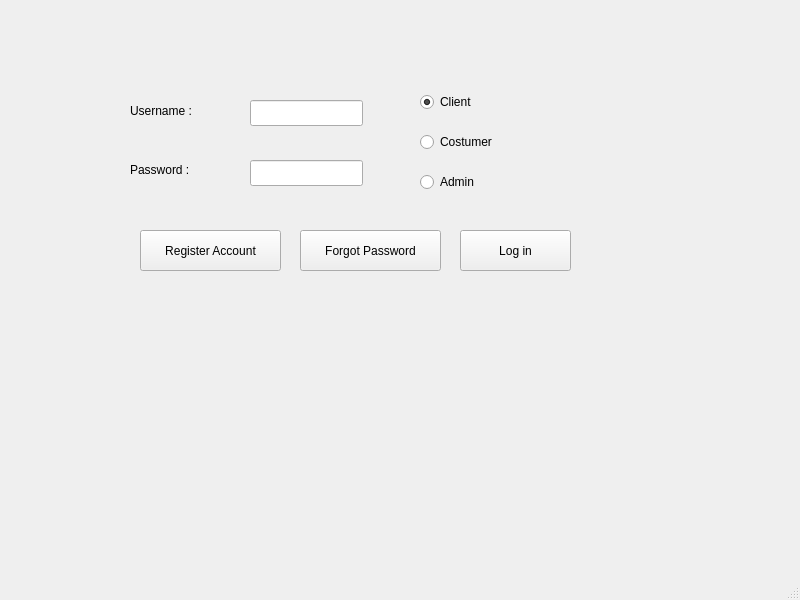
Qt form AP/login.ui (AP-projects-4001/Guys) before a commit.
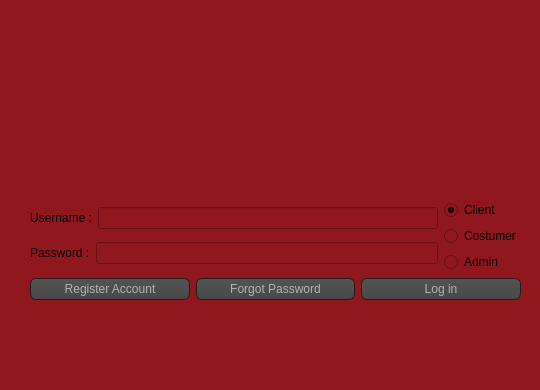
The same form after that commit.

What changed in the file:
```diff
--- a/AP/login.ui
+++ b/AP/login.ui
@@ -6,152 +6,180 @@
    <rect>
     <x>0</x>
     <y>0</y>
-    <width>800</width>
-    <height>600</height>
+    <width>540</width>
+    <height>390</height>
    </rect>
   </property>
+  <property name="minimumSize">
+   <size>
+    <width>540</width>
+    <height>390</height>
+   </size>
+  </property>
+  <property name="maximumSize">
+   <size>
+    <width>540</width>
+    <height>390</height>
+   </size>
+  </property>
   <property name="windowTitle">
    <string>Login</string>
   </property>
+  <property name="styleSheet">
+   <string notr="true">QWidget
+{
+    background-color: rgb(145, 23, 31);
+}
+QPushButton
+{
+    color: #b1b1b1;
+    background-color: QLinearGradient( x1: 0, y1: 0, x2: 0, y2: 1, stop: 0 #565656, stop: 0.1 #525252, stop: 0.5 #4e4e4e, stop: 0.9 #4a4a4a, stop: 1 #464646);
+    border-width: 1px;
+    border-color: #1e1e1e;
+    border-style: solid;
+    border-radius: 6;
+    padding: 3px;
+    font-size: 12px;
+    padding-left: 5px;
+    padding-right: 5px;
+}
+QPushButton:pressed
+{
+    background-color: QLinearGradient( x1: 0, y1: 0, x2: 0, y2: 1, stop: 0 #2d2d2d, stop: 0.1 #2b2b2b, stop: 0.5 #292929, stop: 0.9 #282828, stop: 1 #252525);
+}
+</string>
+  </property>
   <widget class="QWidget" name="centralwidget">
-   <widget class="QLabel" name="label">
+   <widget class="QLabel" name="label_3">
     <property name="geometry">
      <rect>
-      <x>130</x>
-      <y>100</y>
-      <width>131</width>
-      <height>21</height>
+      <x>40</x>
+      <y>10</y>
+      <width>451</width>
+      <height>141</height>
      </rect>
     </property>
     <property name="text">
-     <string>Username :</string>
+     <string/>
     </property>
    </widget>
-   <widget class="QLabel" name="label_2">
+   <widget class="QWidget" name="gridLayoutWidget">
     <property name="geometry">
      <rect>
-      <x>130</x>
+      <x>30</x>
       <y>160</y>
-      <width>81</width>
-      <height>20</height>
+      <width>491</width>
+      <height>181</height>
      </rect>
     </property>
-    <property name="text">
-     <string>Password :</string>
-    </property>
-   </widget>
-   <widget class="QLineEdit" name="lineEdit_user">
-    <property name="geometry">
-     <rect>
-      <x>250</x>
-      <y>100</y>
-      <width>113</width>
-      <height>26</height>
-     </rect>
-    </property>
-   </widget>
-   <widget class="QLineEdit" name="lineEdit_password">
-    <property name="geometry">
-     <rect>
-      <x>250</x>
-      <y>160</y>
-      <width>113</width>
-      <height>26</height>
-     </rect>
-    </property>
-    <property name="echoMode">
-     <enum>QLineEdit::Password</enum>
-    </property>
-   </widget>
-   <widget class="QPushButton" name="register_pushButton">
-    <property name="geometry">
-     <rect>
-      <x>140</x>
-      <y>230</y>
-      <width>141</width>
-      <height>41</height>
-     </rect>
-    </property>
-    <property name="text">
-     <string>Register Account</string>
-    </property>
-   </widget>
-   <widget class="QPushButton" name="pushButton">
-    <property name="geometry">
-     <rect>
-      <x>460</x>
-      <y>230</y>
-      <width>111</width>
-      <height>41</height>
-     </rect>
-    </property>
-    <property name="styleSheet">
-     <string notr="true"/>
-    </property>
-    <property name="text">
-     <string>Log in</string>
-    </property>
-    <property name="shortcut">
-     <string>Return</string>
-    </property>
-   </widget>
-   <widget class="QRadioButton" name="radioButton_client">
-    <property name="geometry">
-     <rect>
-      <x>420</x>
-      <y>90</y>
-      <width>110</width>
-      <height>24</height>
-     </rect>
-    </property>
-    <property name="text">
-     <string>Client</string>
-    </property>
-    <property name="checked">
-     <bool>true</bool>
-    </property>
-   </widget>
-   <widget class="QRadioButton" name="radioButton_costumer">
-    <property name="geometry">
-     <rect>
-      <x>420</x>
-      <y>130</y>
-      <width>110</width>
-      <height>24</height>
-     </rect>
-    </property>
-    <property name="text">
-     <string>Costumer</string>
-    </property>
-    <property name="checked">
-     <bool>false</bool>
-    </property>
-   </widget>
-   <widget class="QRadioButton" name="radioButton_admin">
-    <property name="geometry">
-     <rect>
-      <x>420</x>
-      <y>170</y>
-      <width>110</width>
-      <height>24</height>
-     </rect>
-    </property>
-    <property name="text">
-     <string>Admin</string>
-    </property>
-   </widget>
-   <widget class="QPushButton" name="pushButton_forgot_pass">
-    <property name="geometry">
-     <rect>
-      <x>300</x>
-      <y>230</y>
-      <width>141</width>
-      <height>41</height>
-     </rect>
-    </property>
-    <property name="text">
-     <string>Forgot Password</string>
-    </property>
+    <layout class="QGridLayout" name="gridLayout">
+     <item row="0" column="0">
+      <layout class="QVBoxLayout" name="verticalLayout_3">
+       <item>
+        <layout class="QHBoxLayout" name="horizontalLayout_4">
+         <item>
+          <layout class="QVBoxLayout" name="verticalLayout_2">
+           <item>
+            <layout class="QHBoxLayout" name="horizontalLayout_2">
+             <item>
+              <widget class="QLabel" name="label">
+               <property name="text">
+                <string>Username :</string>
+               </property>
+              </widget>
+             </item>
+             <item>
+              <widget class="QLineEdit" name="lineEdit_user"/>
+             </item>
+            </layout>
+           </item>
+           <item>
+            <layout class="QHBoxLayout" name="horizontalLayout_3">
+             <item>
+              <widget class="QLabel" name="label_2">
+               <property name="text">
+                <string>Password :</string>
+               </property>
+              </widget>
+             </item>
+             <item>
+              <widget class="QLineEdit" name="lineEdit_password">
+               <property name="echoMode">
+                <enum>QLineEdit::Password</enum>
+               </property>
+              </widget>
+             </item>
+            </layout>
+           </item>
+          </layout>
+         </item>
+         <item>
+          <layout class="QVBoxLayout" name="verticalLayout">
+           <item>
+            <widget class="QRadioButton" name="radioButton_client">
+             <property name="text">
+              <string>Client</string>
+             </property>
+             <property name="checked">
+              <bool>true</bool>
+             </property>
+            </widget>
+           </item>
+           <item>
+            <widget class="QRadioButton" name="radioButton_costumer">
+             <property name="text">
+              <string>Costumer</string>
+             </property>
+             <property name="checked">
+              <bool>false</bool>
+             </property>
+            </widget>
+           </item>
+           <item>
+            <widget class="QRadioButton" name="radioButton_admin">
+             <property name="text">
+              <string>Admin</string>
+             </property>
+            </widget>
+           </item>
+          </layout>
+         </item>
+        </layout>
+       </item>
+       <item>
+        <layout class="QHBoxLayout" name="horizontalLayout">
+         <item>
+          <widget class="QPushButton" name="register_pushButton">
+           <property name="text">
+            <string>Register Account</string>
+           </property>
+          </widget>
+         </item>
+         <item>
+          <widget class="QPushButton" name="pushButton_forgot_pass">
+           <property name="text">
+            <string>Forgot Password</string>
+           </property>
+          </widget>
+         </item>
+         <item>
+          <widget class="QPushButton" name="pushButton">
+           <property name="styleSheet">
+            <string notr="true"/>
+           </property>
+           <property name="text">
+            <string>Log in</string>
+           </property>
+           <property name="shortcut">
+            <string>Return</string>
+           </property>
+          </widget>
+         </item>
+        </layout>
+       </item>
+      </layout>
+     </item>
+    </layout>
    </widget>
   </widget>
   <widget class="QMenuBar" name="menubar">
```
Left out of the diff: 2 changed lines with no effect on the pictures.
